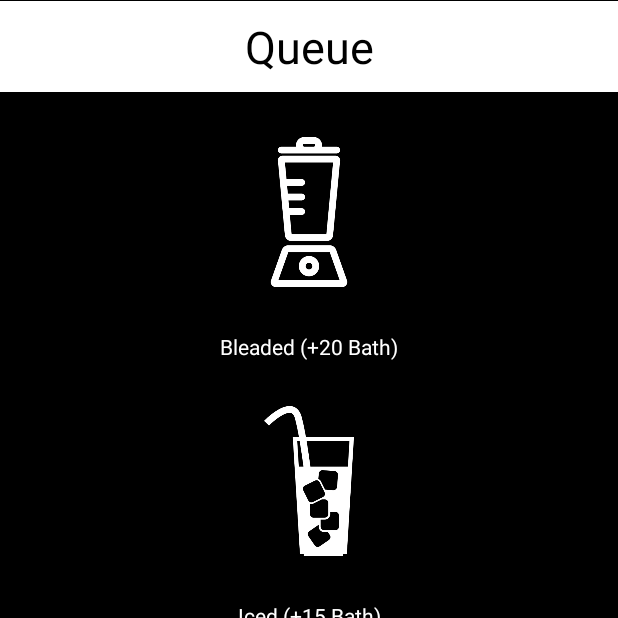
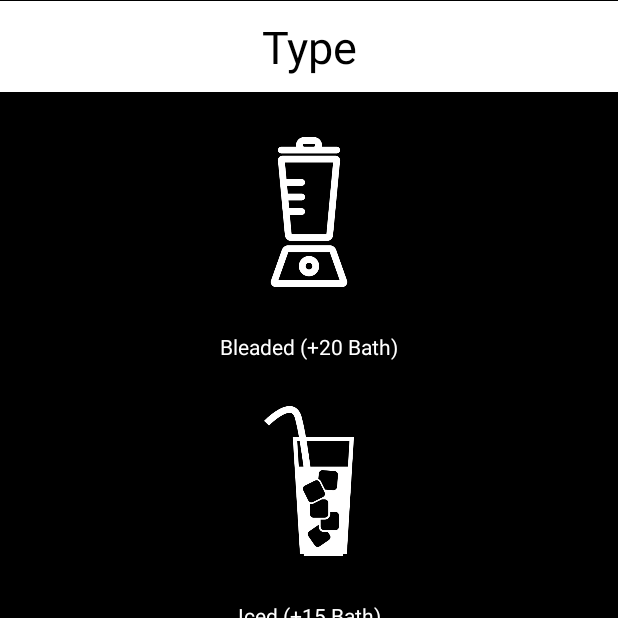
Before and after one commit to BankkokBank/final_project_android, an Android app: the TypeCoffeePage screen opened directly, with no data from a screen before it, on a phone screen of 412 x 824 dp, the top half of it. Run offline under Robolectric (Android 15) with nearby library versions, the phone set to English and light mode, and no system bars.

Commit message:
fix something

```diff
--- a/LazyCafe/app/src/main/AndroidManifest.xml
+++ b/LazyCafe/app/src/main/AndroidManifest.xml
@@ -6,9 +6,7 @@
     <uses-permission android:name="android.permission.INTERNET" />
 
     <!-- To auto-complete the email text field in the login form with the user's emails -->
-    <uses-permission android:name="android.permission.GET_ACCOUNTS" />
     <uses-permission android:name="android.permission.READ_PROFILE" />
-    <uses-permission android:name="android.permission.READ_CONTACTS" />
     <uses-permission android:name="android.permission.READ_EXTERNAL_STORAGE" />
     <uses-permission android:name="android.permission.WRITE_EXTERNAL_STORAGE" />
 
--- a/LazyCafe/app/src/main/java/kmitl/bank58070041/finalproject/lazycafe/controller/activity/ExtraActivity.java
+++ b/LazyCafe/app/src/main/java/kmitl/bank58070041/finalproject/lazycafe/controller/activity/ExtraActivity.java
@@ -25,6 +25,7 @@ public class ExtraActivity extends AppCompatActivity {
         final ImageView milk_shot = findViewById(R.id.milk_shot);
         final ImageView extra_shot = findViewById(R.id.extra_shot);
         final ImageView double_shot = findViewById(R.id.double_shot);
+        coffee.setExtra("");
 
         wipcream.setOnClickListener(new View.OnClickListener() {
             @Override
@@ -95,8 +96,5 @@ public class ExtraActivity extends AppCompatActivity {
         intent.putExtra("bill",bill+ " : " + coffee.getExtra());
         startActivity(intent);
 
-        Log.i("mytag", String.valueOf(total+extraPrice));
-        Log.i("mytag2",bill+ " : " + coffee.getExtra());
-
     }
 }
--- a/LazyCafe/app/src/main/java/kmitl/bank58070041/finalproject/lazycafe/controller/activity/TypeCoffeePage.java
+++ b/LazyCafe/app/src/main/java/kmitl/bank58070041/finalproject/lazycafe/controller/activity/TypeCoffeePage.java
@@ -26,6 +26,7 @@ public class TypeCoffeePage extends AppCompatActivity {
         final ImageView blend = findViewById(R.id.blender);
         final ImageView ice = findViewById(R.id.ice);
         final ImageView hot = findViewById(R.id.hot);
+        coffee.setType("");
 
         blend.setOnClickListener(new View.OnClickListener() {
             @Override
--- a/LazyCafe/app/src/main/res/layout/activity_extra.xml
+++ b/LazyCafe/app/src/main/res/layout/activity_extra.xml
@@ -15,10 +15,10 @@
         <TextView
             android:layout_width="match_parent"
             android:layout_height="wrap_content"
+            android:layout_marginBottom="50dp"
             android:background="#ffffff"
             android:padding="10dp"
-            android:layout_marginBottom="50dp"
-            android:text="Kind Coffee"
+            android:text="Extra"
             android:textAlignment="center"
             android:textColor="#000000"
             android:textSize="30dp" />
--- a/LazyCafe/app/src/main/res/layout/activity_type_coffee.xml
+++ b/LazyCafe/app/src/main/res/layout/activity_type_coffee.xml
@@ -17,12 +17,13 @@
         android:layout_height="600dp"
         android:gravity="center"
         android:orientation="vertical">
+
         <TextView
             android:layout_width="match_parent"
             android:layout_height="wrap_content"
             android:background="#fff"
             android:padding="10dp"
-            android:text="Queue"
+            android:text="Type"
             android:textAlignment="center"
             android:textColor="#000"
             android:textSize="30dp" />
```
Also changed, not shown: LazyCafe/app/src/main/java/kmitl/bank58070041/finalproject/lazycafe/controller/activity/KindCoffeepage.java (+12 -2 lines), 2 other files.
